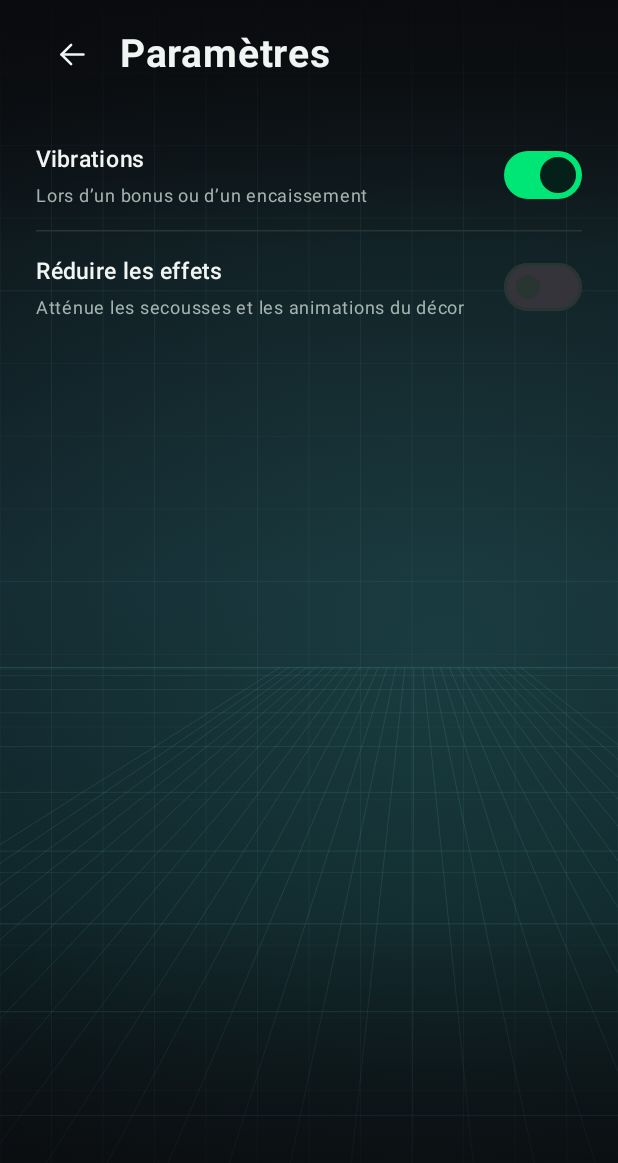
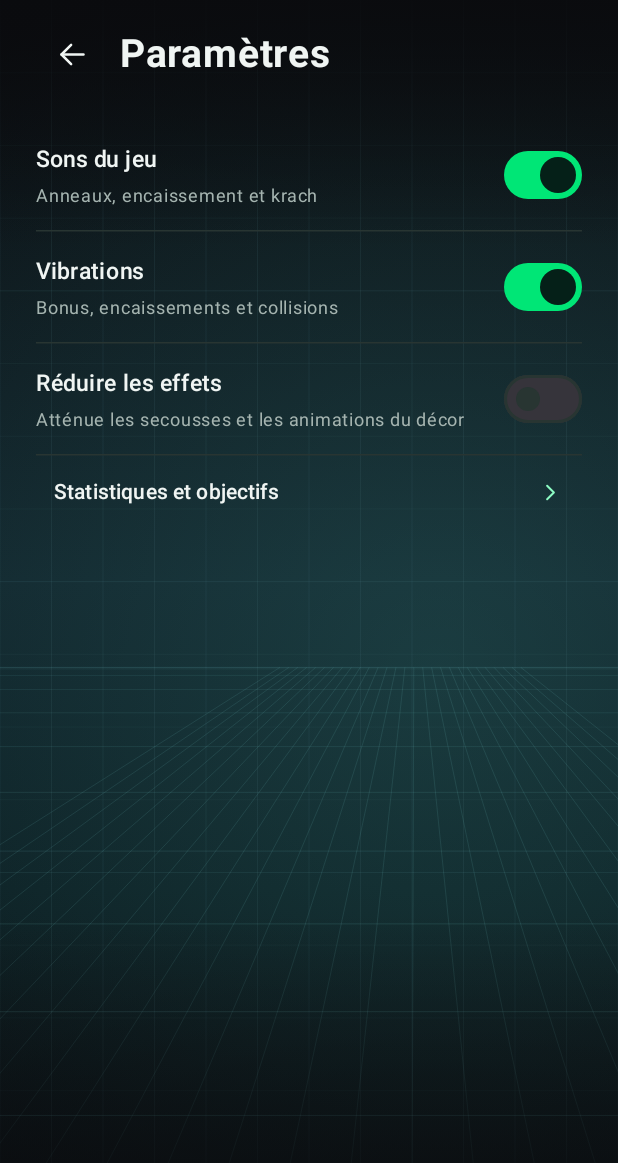
Before and after one commit to OliveCh12/market-rocket, an Android app built with Jetpack Compose: the screen it shows after launch (MainActivity), after a tap on "Paramètres", on a phone screen of 412 x 824 dp. Shown: the top 1163 px of the screen. Run offline under Robolectric (Android 15) with nearby library versions, the phone set to English and light mode, and no system bars; 1 statement that could not run was skipped; 2 other taps on this screen came first.

```diff
--- a/app/src/main/java/com/marketrocket/data/StorageManager.kt
+++ b/app/src/main/java/com/marketrocket/data/StorageManager.kt
@@ -9,6 +9,7 @@ import com.marketrocket.game.earningsBeforeTracking
 internal data class GameSettings(
     val hapticsEnabled: Boolean = true,
     val reduceEffects: Boolean = false,
+    val soundEnabled: Boolean = true,
 )
 
 internal class StorageManager(context: Context) {
@@ -57,6 +58,7 @@ internal class StorageManager(context: Context) {
         return GameSettings(
             hapticsEnabled = values[HAPTICS] as? Boolean ?: true,
             reduceEffects = values[REDUCE_EFFECTS] as? Boolean ?: false,
+            soundEnabled = values[SOUND] as? Boolean ?: true,
         )
     }
 
@@ -64,6 +66,7 @@ internal class StorageManager(context: Context) {
         preferences.edit {
             putBoolean(HAPTICS, settings.hapticsEnabled)
             putBoolean(REDUCE_EFFECTS, settings.reduceEffects)
+            putBoolean(SOUND, settings.soundEnabled)
         }
     }
 
@@ -81,5 +84,6 @@ internal class StorageManager(context: Context) {
         const val FLIGHT = "longest_flight_ms"
         const val HAPTICS = "haptics_enabled"
         const val REDUCE_EFFECTS = "reduce_effects"
+        const val SOUND = "sound_enabled"
     }
 }
--- a/app/src/main/java/com/marketrocket/ui/MarketRocketApp.kt
+++ b/app/src/main/java/com/marketrocket/ui/MarketRocketApp.kt
@@ -13,6 +13,7 @@ import androidx.compose.foundation.layout.Arrangement
 import androidx.compose.foundation.layout.Box
 import androidx.compose.foundation.layout.BoxWithConstraints
 import androidx.compose.foundation.layout.Column
+import androidx.compose.foundation.layout.ColumnScope
 import androidx.compose.foundation.layout.PaddingValues
 import androidx.compose.foundation.layout.Row
 import androidx.compose.foundation.layout.fillMaxSize
@@ -33,6 +34,7 @@ import androidx.compose.material3.IconButton
 import androidx.compose.material3.OutlinedButton
 import androidx.compose.material3.Switch
 import androidx.compose.material3.Text
+import androidx.compose.material3.TextButton
 import androidx.compose.runtime.Composable
 import androidx.compose.runtime.getValue
 import androidx.compose.runtime.mutableStateOf
@@ -50,6 +52,7 @@ import androidx.compose.ui.graphics.StrokeCap
 import androidx.compose.ui.graphics.StrokeJoin
 import androidx.compose.ui.graphics.drawscope.Stroke
 import androidx.compose.ui.graphics.drawscope.rotate
+import androidx.compose.ui.platform.LocalDensity
 import androidx.compose.ui.semantics.Role
 import androidx.compose.ui.text.font.FontWeight
 import androidx.compose.ui.unit.dp
@@ -57,7 +60,7 @@ import androidx.compose.ui.unit.sp
 import com.marketrocket.GameViewModel
 import com.marketrocket.data.GameSettings
 
-private enum class Destination { Menu, Game, Settings }
+private enum class Destination { Menu, Game, Settings, Statistics }
 
 @Composable
 internal fun MarketRocketApp(viewModel: GameViewModel) {
@@ -73,8 +76,14 @@ internal fun MarketRocketApp(viewModel: GameViewModel) {
             viewModel.leaveGame()
             destination = Destination.Menu
         }
-        Destination.Settings -> SettingsScreen(settings, viewModel::updateSettings) {
-            destination = Destination.Menu
+        Destination.Settings -> SettingsScreen(
+            settings,
+            viewModel::updateSettings,
+            onStatistics = { destination = Destination.Statistics },
+            onBack = { destination = Destination.Menu },
+        )
+        Destination.Statistics -> StatisticsScreen(viewModel.state.value.profile) {
+            destination = Destination.Settings
         }
     }
 }
@@ -89,8 +98,9 @@ private fun HomeScreen(reduceEffects: Boolean, onPlay: () -> Unit, onSettings: (
         ) {
             val compact = maxHeight < 500.dp
             val side = if (maxWidth < 360.dp) 20.dp else 28.dp
-            val headline = if (compact) 42.sp else 60.sp
-            val headlineHeight = if (compact) 39.sp else 53.sp
+            val maximumHeadline = (maxWidth.value - 2f * side.value) / (4.0f * LocalDensity.current.fontScale)
+            val headline = minOf(if (compact) 42f else 60f, maximumHeadline.coerceAtLeast(16f)).sp
+            val headlineHeight = (headline.value * 0.9f).sp
             Column(
                 Modifier.align(Alignment.TopStart).padding(
                     start = side,
@@ -104,6 +114,7 @@ private fun HomeScreen(reduceEffects: Boolean, onPlay: () -> Unit, onSettings: (
                     fontSize = headline,
                     lineHeight = headlineHeight,
                     letterSpacing = (-2.7).sp,
+                    maxLines = 1,
                 )
                 Text(
                     "ROCKET",
@@ -112,6 +123,7 @@ private fun HomeScreen(reduceEffects: Boolean, onPlay: () -> Unit, onSettings: (
                     fontSize = headline,
                     lineHeight = headlineHeight,
                     letterSpacing = (-2.7).sp,
+                    maxLines = 1,
                 )
             }
             Column(
@@ -209,8 +221,40 @@ private fun HomeChart(modifier: Modifier, reduceEffects: Boolean) {
 private fun SettingsScreen(
     settings: GameSettings,
     onChange: (GameSettings) -> Unit,
+    onStatistics: () -> Unit,
     onBack: () -> Unit,
 ) {
+    MenuPage("Paramètres", onBack) {
+        SettingSwitch(
+            title = "Sons du jeu",
+            detail = "Anneaux, encaissement et krach",
+            checked = settings.soundEnabled,
+            onCheckedChange = { onChange(settings.copy(soundEnabled = it)) },
+        )
+        HorizontalDivider(color = Line)
+        SettingSwitch(
+            title = "Vibrations",
+            detail = "Bonus, encaissements et collisions",
+            checked = settings.hapticsEnabled,
+            onCheckedChange = { onChange(settings.copy(hapticsEnabled = it)) },
+        )
+        HorizontalDivider(color = Line)
+        SettingSwitch(
+            title = "Réduire les effets",
+            detail = "Atténue les secousses et les animations du décor",
+            checked = settings.reduceEffects,
+            onCheckedChange = { onChange(settings.copy(reduceEffects = it)) },
+        )
+        HorizontalDivider(color = Line)
+        TextButton(onClick = onStatistics, modifier = Modifier.fillMaxWidth()) {
+            Text("Statistiques et objectifs", modifier = Modifier.weight(1f), color = WhiteInk)
+            MarketIcon(Symbol.Chevron, Mint, Modifier.size(18.dp))
+        }
+    }
+}
+
+@Composable
+internal fun MenuPage(title: String, onBack: () -> Unit, content: @Composable ColumnScope.() -> Unit) {
     BackHandler(onBack = onBack)
     Box(Modifier.fillMaxSize().background(Obsidian)) {
         MarketBackdrop(Modifier.matchParentSize(), reduceEffects = true)
@@ -224,28 +268,14 @@ private fun SettingsScreen(
                     MarketIcon(Symbol.Back, WhiteInk, Modifier.size(22.dp), "Retour au menu")
                 }
                 Text(
-                    "Paramètres",
+                    title,
                     color = WhiteInk,
                     fontSize = 26.sp,
                     fontWeight = FontWeight.Bold,
                     modifier = Modifier.padding(start = 8.dp),
                 )
             }
-            Column(Modifier.padding(top = 20.dp)) {
-                SettingSwitch(
-                    title = "Vibrations",
-                    detail = "Lors d’un bonus ou d’un encaissement",
-                    checked = settings.hapticsEnabled,
-                    onCheckedChange = { onChange(settings.copy(hapticsEnabled = it)) },
-                )
-                HorizontalDivider(color = Line)
-                SettingSwitch(
-                    title = "Réduire les effets",
-                    detail = "Atténue les secousses et les animations du décor",
-                    checked = settings.reduceEffects,
-                    onCheckedChange = { onChange(settings.copy(reduceEffects = it)) },
-                )
-            }
+            Column(Modifier.padding(top = 20.dp), content = content)
         }
     }
 }
```
Also changed, not shown: app/src/main/java/com/marketrocket/ui/GameFeedback.kt (added, +88 -0 lines), app/src/main/java/com/marketrocket/ui/GameScreen.kt (+84 -56 lines), app/src/main/java/com/marketrocket/ui/StatisticsScreen.kt (added, +78 -0 lines), 3 other files.
